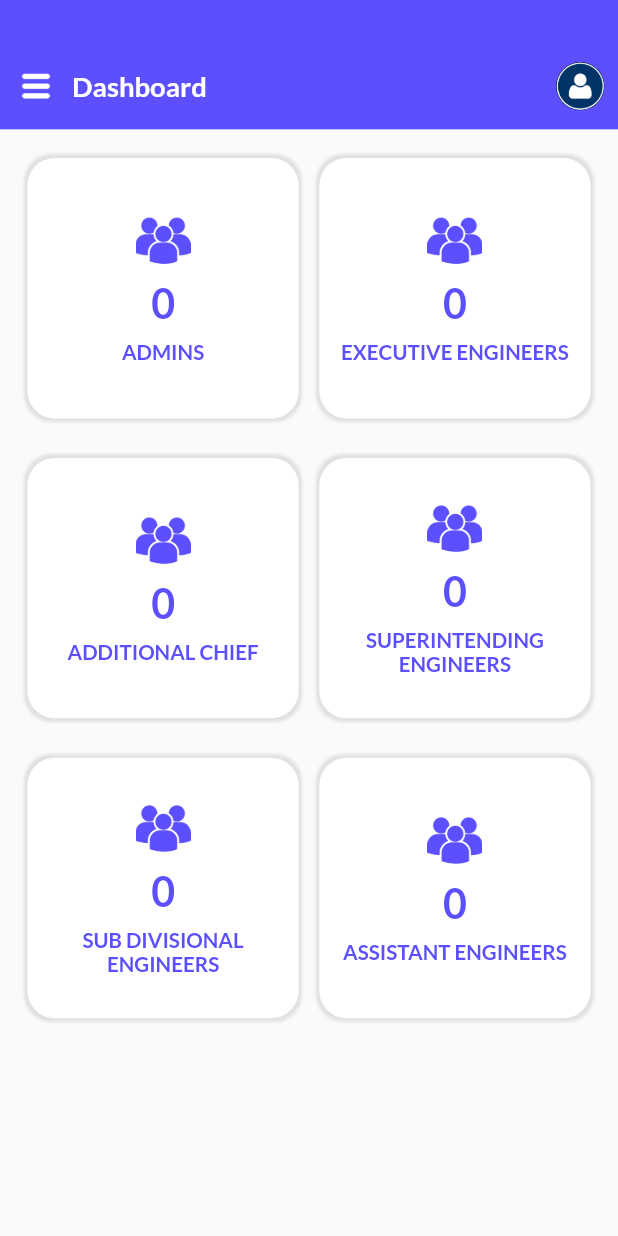
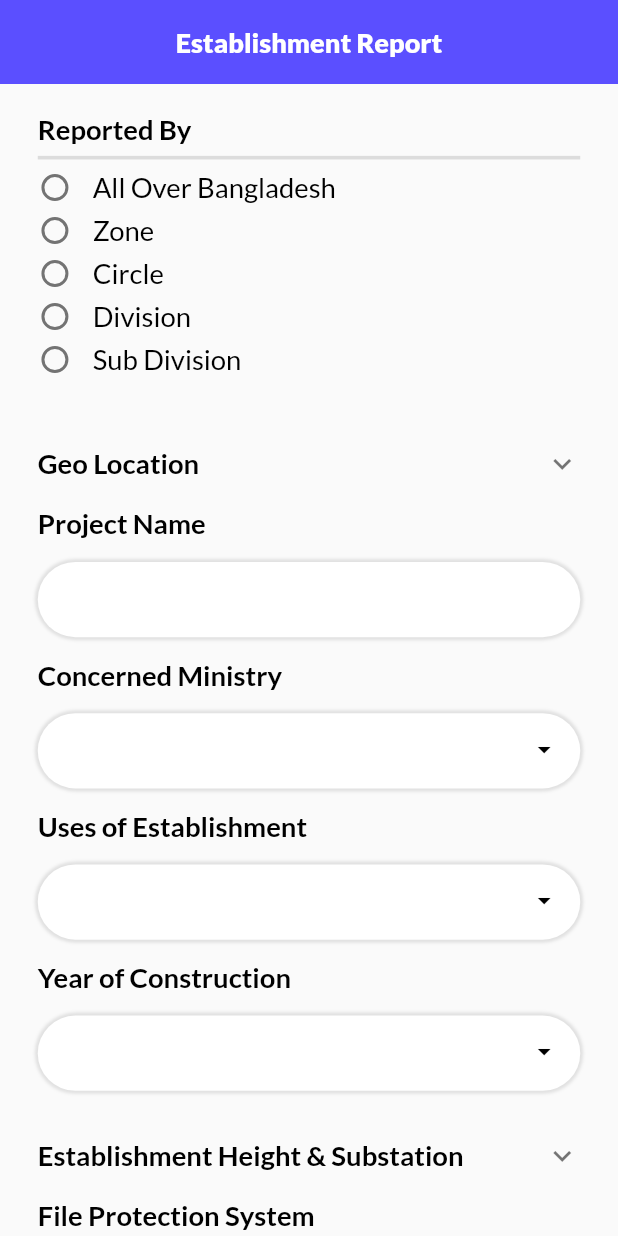
Before and after one commit to sadizobaerbli/pwd_bimh, a Flutter app: the screen it shows after launch, on a phone screen of 412 x 824 dp. Run offline on Flutter 3.47's test engine with Material 2 defaults, Android fonts, the phone set to English and light mode, and no system bars; our stand-ins replace flutter_screenutil, go_router, google_fonts; statements that could not run were skipped.

Commit message:
all added

```diff
--- a/lib/config/route_names.dart
+++ b/lib/config/route_names.dart
@@ -0,0 +1,12 @@
+
+const String homePage = 'homePage';
+
+const String establishmentPage = 'establishmentPage';
+
+const String addEstablishmentPage = 'addEstablishmentPage';
+
+const String viewEstablishmentPage = 'viewEstablishmentPage';
+
+const String pendingEstablishmentPage = 'pendingEstablishmentPage';
+
+const String establishmentReportPage = 'establishmentReportPage';
--- a/lib/main.dart
+++ b/lib/main.dart
@@ -1,10 +1,14 @@
 import 'package:flutter/material.dart';
 import 'package:flutter/services.dart';
+import 'package:go_router/go_router.dart';
 import 'package:pwd_bimh/config/colors.dart';
 import 'package:pwd_bimh/pages/add_establishment.dart';
 import 'package:pwd_bimh/pages/add_establishment_provider.dart';
+import 'package:pwd_bimh/pages/establishment_report.dart';
 import 'package:pwd_bimh/pages/home.dart';
 import 'package:pwd_bimh/pages/pending_establishment.dart';
+import 'package:pwd_bimh/pages/view_establishment.dart';
+import 'config/route_names.dart';
 import 'pages/establishment_page.dart';
 import 'package:provider/provider.dart';
 import 'package:flutter_screenutil/flutter_screenutil.dart';
@@ -63,8 +67,9 @@ class PwdBimh extends StatefulWidget {
 class _PwdBimhState extends State<PwdBimh> {
   @override
   Widget build(BuildContext context) {
-    return MaterialApp(
-        initialRoute: '/',
+    return MaterialApp.router(
+        routeInformationParser: _router.routeInformationParser,
+        routerDelegate: _router.routerDelegate,
         debugShowCheckedModeBanner: false,
         builder: (context, widget) {
           ScreenUtil.setContext(context);
@@ -82,10 +87,10 @@ class _PwdBimhState extends State<PwdBimh> {
           primarySwatch: const MaterialColor(
             0xFF5B4FFF,
             <int, Color>{
-              50:  Color(0xFFe0e0e0),
-              100: Color(0xFFb3b3b3),
+              50:  Color(0xFFE0E0E0),
+              100: Color(0xFFB3B3bB),
               200: Color(0xFF808080),
-              300: Color(0xFF4d4d4d),
+              300: Color(0xFF4D4D4D),
               400: Color(0xFF262626),
               500: Color(0xFF5B4FFF),
               600: Color(0xFF000000),
@@ -95,14 +100,89 @@ class _PwdBimhState extends State<PwdBimh> {
             },
           ),
         ),
-        //==========initiating the core routes here=======
-        //------------------------------------------------
-        routes: {
-          '/': (_) => HomePage(),
-          '/establishment': (_) => EstablishmentPage(),
-          '/addEstablishment': (_) => AddEstablishment(),
-          '/pendingEstablishment': (_) => PendingEstablishmentPage(),
-        }
     );
   }
+
+  //==========initiating the core routes here=======
+  //------------------------------------------------
+
+  final _router = GoRouter(
+    initialLocation: '/establishmentReportPage',
+      routes: [
+        GoRoute(
+          name: homePage,
+          path: '/',
+          pageBuilder: (context, state){
+            return MaterialPage(
+              key: state.pageKey,
+              child: HomePage(),
+            );
+          }
+        ),
+        GoRoute(
+          name: establishmentPage,
+          path: '/establishmentPage/:title',
+          pageBuilder: (context, state){
+            return MaterialPage(
+              key: state.pageKey,
+              child: EstablishmentPage(title: state.params['title'],),
+            );
+          },
+          routes: [
+            GoRoute(
+                name: viewEstablishmentPage,
+                path: ':pwdId',
+                pageBuilder: (context, state){
+                  return MaterialPage(
+                    key: state.pageKey,
+                    child: ViewEstablishmentPage(
+                      pwdId: state.params['pwdId']!,
+                    ),
+                  );
+                }
+            ),
+          ]
+        ),
+        GoRoute(
+          name: addEstablishmentPage,
+          path: '/addEstablishment',
+          pageBuilder: (context, state){
+            return MaterialPage(
+              key: state.pageKey,
+              child: AddEstablishment(),
+            );
+          }
+        ),
+        GoRoute(
+          name: pendingEstablishmentPage,
+          path: '/pendingEstablishmentPage',
+          pageBuilder: (context, state){
+            return MaterialPage(
+              key: state.pageKey,
+              child: PendingEstablishmentPage(),
+            );
+          }
+        ),
+        GoRoute(
+            name: establishmentReportPage,
+            path: '/establishmentReportPage',
+            pageBuilder: (context, state){
+              return MaterialPage(
+                key: state.pageKey,
+                child: EstablishmentReportPage(),
+              );
+            }
+        ),
+      ],
+      errorPageBuilder: (context, state){
+        return MaterialPage(
+          key: state.pageKey,
+          child: Scaffold(
+            body: Center(
+              child: Text(state.error.toString(),),
+            ),
+          ),
+        );
+      }
+  );
 }
--- a/lib/pages/add_establishment.dart
+++ b/lib/pages/add_establishment.dart
@@ -8,7 +8,8 @@ import 'general_information.dart';
 import 'package:flutter_screenutil/flutter_screenutil.dart';
 
 class AddEstablishment extends StatelessWidget {
-  AddEstablishment({Key? key}) : super(key: key);
+  final String? pwdId;
+  AddEstablishment({Key? key, this.pwdId}) : super(key: key);
 
   //--------------------variables-------------------
   //------------------------------------------------
--- a/lib/pages/address.dart
+++ b/lib/pages/address.dart
@@ -7,6 +7,8 @@ import '../config/custom_textfield.dart';
 class Address extends StatelessWidget {
   Address({Key? key}) : super(key: key);
 
+  //=======CustomTextField, CustomRadioSelection, CustomDropDown used=====
+  //----------------------------------------------------------------------
 
   @override
   Widget build(BuildContext context) {
--- a/lib/pages/civil.dart
+++ b/lib/pages/civil.dart
@@ -2,6 +2,7 @@ import 'package:flutter/material.dart';
 import 'package:pwd_bimh/config/custom_dropdown.dart';
 import 'package:pwd_bimh/config/custom_radio.dart';
 import 'package:pwd_bimh/config/custom_textfield.dart';
+import 'package:flutter_screenutil/flutter_screenutil.dart';
 
 class Civil extends StatelessWidget {
   Civil({Key? key}) : super(key: key);
@@ -16,10 +17,12 @@ class Civil extends StatelessWidget {
       children: [
         CustomRadioSelection(
           radioTitle: 'Structural Drawing ID',
-          radioButtons: const ['Yes', 'No'],),
+          radioButtons: const ['Yes', 'No'],
+        ),
         CustomRadioSelection(
           radioTitle: 'Architectural Drawing ID',
-          radioButtons: const ['Yes', 'No'],),
+          radioButtons: const ['Yes', 'No'],
+        ),
         CustomDropDown(
           dropdownTitle: 'Year of Construction', titleSize: 16,
           dropdownButtons: const ['1', '2', '3', '4', '5', '6'],
@@ -33,7 +36,8 @@ class Civil extends StatelessWidget {
         CustomTextField(textFieldTitle: 'Under Ground'),
         CustomRadioSelection(
           radioTitle: 'Ground Floor Parking',
-          radioButtons: const ['Yes', 'No', 'Partial'],),
+          radioButtons: const ['Yes', 'No', 'Partial'],
+        ),
         CustomTextField(textFieldTitle: 'Establishment Height'),
         CustomTextField(textFieldTitle: 'Plinth Area'),
         CustomTextField(textFieldTitle: 'Total Floor Area'),
@@ -46,7 +50,7 @@ class Civil extends StatelessWidget {
           dropdownButtons: const ['No Data Available'],
         ),
         CustomTextField(textFieldTitle: 'Foundation Designed For'),
-        const SizedBox(height: 20),
+        SizedBox(height: 20.h),
       ],
     );
   }
--- a/lib/pages/em.dart
+++ b/lib/pages/em.dart
@@ -1,6 +1,7 @@
 import 'package:flutter/material.dart';
 import 'package:pwd_bimh/config/custom_radio.dart';
 import 'package:pwd_bimh/config/custom_textfield.dart';
+import 'package:flutter_screenutil/flutter_screenutil.dart';
 
 class EM extends StatelessWidget {
   EM({Key? key}) : super(key: key);
@@ -23,13 +24,15 @@ class EM extends StatelessWidget {
         CustomTextField(textFieldTitle: 'Total Substation Capacity'),
         CustomRadioSelection(
             radioTitle: 'File Detection System',
-            radioButtons: const ['Complete', 'Partial', 'No'],),
+            radioButtons: const ['Complete', 'Partial', 'No'],
+        ),
         CustomRadioSelection(
           radioTitle: 'File Protection System',
-          radioButtons: const ['Complete', 'Partial', 'No'],),
+          radioButtons: const ['Complete', 'Partial', 'No'],
+        ),
         CustomTextField(textFieldTitle: 'Lift No.'),
         CustomTextField(textFieldTitle: 'EM Other Information'),
-        const SizedBox(height: 20),
+        SizedBox(height: 20.h),
       ],
     );
   }
--- a/lib/pages/establishment_report.dart
+++ b/lib/pages/establishment_report.dart
@@ -0,0 +1,97 @@
+import 'package:flutter/material.dart';
+import 'package:pwd_bimh/config/colors.dart';
+import 'package:pwd_bimh/config/custom_dropdown.dart';
+import 'package:pwd_bimh/config/custom_radio.dart';
+import 'package:pwd_bimh/config/custom_textfield.dart';
+import 'package:pwd_bimh/config/text_styles.dart';
+import 'package:flutter_screenutil/flutter_screenutil.dart';
+
+class EstablishmentReportPage extends StatelessWidget {
+  EstablishmentReportPage({Key? key}) : super(key: key);
+
+  @override
+  Widget build(BuildContext context) {
+    return Scaffold(
+      appBar: AppBar(
+        centerTitle: true,
+        elevation: 0,
+        backgroundColor: primaryBlue,
+        title: Text('Establishment Report',
+          style: extraBoldText(18, color: white),),
+      ),
+      body: ListView(
+        padding: EdgeInsets.symmetric(horizontal: 22.w, vertical: 16.h),
+        children: [
+          CustomRadioSelection(
+              radioTitle: 'Reported By',
+              radioButtons: const ['All Over Bangladesh', 'Zone', 'Circle',
+                'Division', 'Sub Division'],
+          ),
+          ExpansionTile(
+            tilePadding: const EdgeInsets.all(0),
+            childrenPadding: const EdgeInsets.all(0),
+            title: Text('Geo Location', style: boldText(16.sp),),
+            children: [
+              Divider(thickness: 2.h,),
+              SizedBox(height: 8.h,),
+              CustomDropDown(
+                dropdownTitle: 'Division',
+                dropdownButtons: const ["No Data Available"],
+              ),
+              CustomDropDown(
+                dropdownTitle: 'District',
+                dropdownButtons: const ["No Data Available"],
+              ),
+              CustomDropDown(
+                dropdownTitle: 'Upazila/Thana',
+                dropdownButtons: const ["No Data Available"],
+              ),
+              CustomDropDown(
+                dropdownTitle: 'Union/Ward',
+                dropdownButtons: const ["No Data Available"],
+              ),
+            ],
+          ),
+          CustomTextField(textFieldTitle: 'Project Name'),
+          CustomDropDown(
+            dropdownTitle: 'Concerned Ministry', titleSize: 16,
+            dropdownButtons: const ["President's Office", "Ministry of Education",
+              "Ministry of Home Affairs",  "Prime Minister's Office"],
+          ),
+          CustomDropDown(
+            dropdownTitle: 'Uses of Establishment', titleSize: 16,
+            dropdownButtons: const ['No Data Available'],
+          ),
+          CustomDropDown(
+            dropdownTitle: 'Year of Construction', titleSize: 16,
+            dropdownButtons: const ['1', '2', '3', '4', '5', '6'],
+          ),
+          ExpansionTile(
+            tilePadding: const EdgeInsets.all(0),
+            childrenPadding: const EdgeInsets.all(0),
+            title: Text(
+              'Establishment Height & Substation',
+              style: boldText(16.sp),
+            ),
+            children: [
+              Divider(thickness: 2.h,),
+              SizedBox(height: 8.h,),
+              CustomTextField(textFieldTitle: 'Minimum Height', titleSize: 14,),
+              CustomTextField(textFieldTitle: 'Maximum Height', titleSize: 14,),
+              CustomTextField(textFieldTitle: 'Minimum Substation', titleSize: 14,),
+              CustomTextField(textFieldTitle: 'Maximum Substation', titleSize: 14,),
+            ],
+          ),
+          CustomRadioSelection(
+            radioTitle: 'File Protection System',
+            radioButtons: const ['Complete', 'Partial', 'No'],
+          ),
+          CustomRadioSelection(
+            radioTitle: 'Establishment Type',
+            radioButtons: const ['Residential', 'Non Residential'],
+          ),
+        ],
+      ),
+    );
+  }
+}
--- a/lib/pages/general_information.dart
+++ b/lib/pages/general_information.dart
@@ -26,7 +26,8 @@ class GeneralInformation extends StatelessWidget {
         CustomTextField(textFieldTitle: 'Project Name',),
         CustomRadioSelection(
           radioTitle: 'Establishment Category',
-          radioButtons: const ['Civil', 'Electrical/Mechanical', 'Both'],),
+          radioButtons: const ['Civil', 'Electrical/Mechanical', 'Both'],
+        ),
         CustomRadioSelection(
           radioTitle: 'Constructed By',
           radioButtons: const ['PWD', 'Others'],),
--- a/pubspec.yaml
+++ b/pubspec.yaml
@@ -34,6 +34,9 @@ dependencies:
   # The following adds the Cupertino Icons font to your application.
   # Use with the CupertinoIcons class for iOS style icons.
   cupertino_icons: ^1.0.2
+  go_router: ^3.0.7
+  google_fonts: ^2.3.1
+  flutter_screenutil: ^5.3.1
 
 dev_dependencies:
   flutter_test:
@@ -46,8 +49,7 @@ dev_dependencies:
   # rules and activating additional ones.
   flutter_lints: ^1.0.0
   provider: ^6.0.2
-  google_fonts: ^2.3.1
-  flutter_screenutil: ^5.3.1
+
 
 # For information on the generic Dart part of this file, see the
 # following page: https://dart.dev/tools/pub/pubspec
```
Also changed, not shown: lib/pages/establishment_page.dart (+38 -56 lines), lib/pages/home_drawer.dart (+10 -8 lines), lib/pages/pending_establishment.dart (+12 -4 lines), lib/pages/view_establishment.dart (+146 -0 lines), pubspec.lock.
